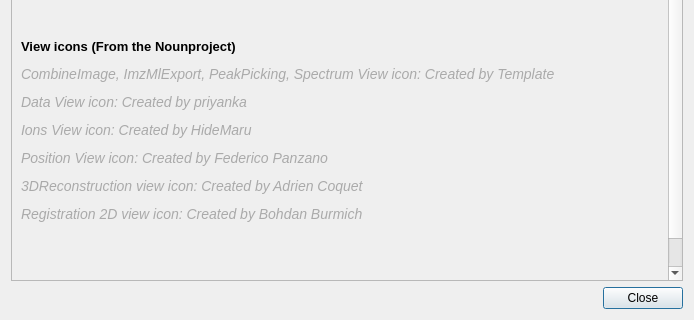
The window that Plugins/org.mitk.gui.qt.m2.application/src/QmitkM2aiaAboutDialog.ui (m2aia/m2aia) describes before a commit, drawn with Qt 5; both pictures show x 0 to 694 and y 274 to 594 of the 694 by 594 pixel window.
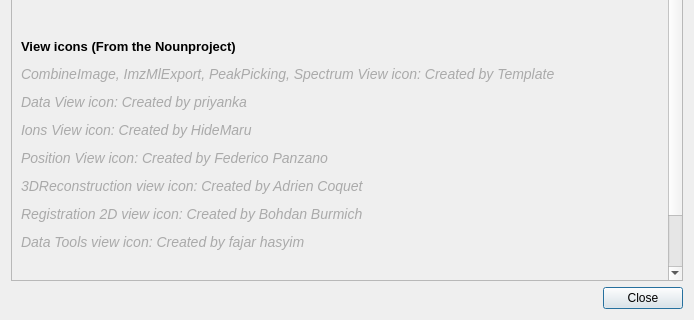
The same window after the commit. Icons and pictures are not drawn.

Commit message: update aplication view

```diff
--- a/Plugins/org.mitk.gui.qt.m2.application/src/QmitkM2aiaAboutDialog.ui
+++ b/Plugins/org.mitk.gui.qt.m2.application/src/QmitkM2aiaAboutDialog.ui
@@ -51,21 +51,14 @@
         <x>0</x>
         <y>0</y>
         <width>660</width>
-        <height>552</height>
+        <height>619</height>
        </rect>
       </property>
       <layout class="QGridLayout" name="gridLayout">
        <item row="1" column="0">
         <widget class="QLabel" name="m_AboutLabel">
          <property name="text">
-          <string>&lt;html&gt;&lt;head/&gt;&lt;body&gt;
-&lt;p&gt;Mass spectrometry applications and interactive analysis in MITK (M&lt;span style=&quot; vertical-align:super;&quot;&gt;2&lt;/span&gt;aia) [1,2] has been developed by Jonas Cordes, member of the Faculty of Computer Science, Mannheim University of Applied Sciences.&lt;/p&gt;
-&lt;p&gt;
-[1] &lt;a href=&quot;https://github.com/jtfcordes/m2aia&quot;&gt;&lt;span style=&quot; text-decoration: underline; color:#5555ff;&quot;&gt;https://github.com/jtfcordes/m2aia&lt;/span&gt;&lt;/a&gt;&lt;br/&gt;
-[2] Cordes J; Enzlein T; Marsching C; Hinze M; Engelhardt S; Hopf C; Wolf I (July, 2021): M²aia - Interactive, fast and memory efficient analysis of 2D and 3D multi-modal mass spectrometry imaging data &lt;a href=&quot;https://doi.org/10.1093/gigascience/giab049&quot;&gt;&lt;span  style=&quot; text-decoration: underline; color:#5555ff;&quot;&gt;https://doi.org/10.1093/gigascience/giab049&lt;/span&gt;&lt;/a&gt;
-&lt;/p&gt;
-
-&lt;p&gt;&lt;span style=&quot; font-size:10pt; font-weight:600;&quot;&gt;Third Party Libraries&lt;br/&gt;&lt;/span&gt;&lt;/p&gt;&lt;p&gt;&lt;span style=&quot; font-size:10pt;&quot;&gt;M&lt;/span&gt;&lt;span style=&quot; font-size:10pt; vertical-align:super;&quot;&gt;2&lt;/span&gt;&lt;span style=&quot; font-size:10pt;&quot;&gt;aia's tSNE feature includes software developed by Laurens van der Maaten (Delft University of Technology). &lt;/span&gt;&lt;span style=&quot; font-size:10pt; font-style:italic;&quot;&gt;This product includes software developed by the Delft University of Technology&lt;/span&gt;&lt;span style=&quot; font-size:10pt;&quot;&gt;.&lt;/span&gt;&lt;/p&gt;&lt;p&gt;&lt;span style=&quot; font-size:10pt;&quot;&gt;Copyright (c) 2014, Laurens van der Maaten (Delft University of Technology).&lt;br/&gt;All rights reserved.&lt;/span&gt;&lt;/p&gt;&lt;p&gt;&lt;br/&gt;&lt;/p&gt;&lt;p&gt;&lt;span style=&quot; font-size:10pt; font-weight:600;&quot;&gt;View icons (From the Nounproject)&lt;/span&gt;&lt;/p&gt;&lt;p&gt;&lt;span style=&quot; font-family:'Consolas,Courier New,monospace'; font-size:14px; font-style:italic; color:#aaaaaa;&quot;&gt;CombineImage, ImzMlExport, PeakPicking, Spectrum View icon: Created by Template&lt;/span&gt;&lt;/p&gt;&lt;p&gt;&lt;span style=&quot; font-family:'Consolas,Courier New,monospace'; font-size:14px; font-style:italic; color:#aaaaaa;&quot;&gt;Data View icon: Created by priyanka&lt;/span&gt;&lt;/p&gt;&lt;p&gt;&lt;span style=&quot; font-family:'Consolas,Courier New,monospace'; font-size:14px; font-style:italic; color:#aaaaaa;&quot;&gt;Ions View icon: Created by HideMaru&lt;/span&gt;&lt;/p&gt;&lt;p&gt;&lt;span style=&quot; font-family:'Consolas,Courier New,monospace'; font-size:14px; font-style:italic; color:#aaaaaa;&quot;&gt;Position View icon: Created by Federico Panzano&lt;/span&gt;&lt;/p&gt;&lt;p&gt;&lt;span style=&quot; font-family:'Consolas,Courier New,monospace'; font-size:14px; font-style:italic; color:#aaaaaa;&quot;&gt;3DReconstruction view icon: Created by Adrien Coquet&lt;/span&gt;&lt;/p&gt;&lt;p&gt;&lt;span style=&quot; font-family:'Consolas,Courier New,monospace'; font-size:14px; font-style:italic; color:#aaaaaa;&quot;&gt;Registration 2D view icon: Created by Bohdan Burmich&lt;/span&gt;&lt;/p&gt;&lt;p&gt;&lt;br/&gt;&lt;/p&gt;&lt;p&gt;&lt;br/&gt;&lt;/p&gt;&lt;/body&gt;&lt;/html&gt;</string>
+          <string>&lt;html&gt;&lt;head/&gt;&lt;body&gt;&lt;p&gt;Mass spectrometry applications and interactive analysis in MITK (M&lt;span style=&quot; vertical-align:super;&quot;&gt;2&lt;/span&gt;aia) [1,2] has been developed by Jonas Cordes, member of the Faculty of Computer Science, Mannheim University of Applied Sciences.&lt;/p&gt;&lt;p&gt;[1] &lt;a href=&quot;https://github.com/jtfcordes/m2aia&quot;&gt;&lt;span style=&quot; text-decoration: underline; color:#5555ff;&quot;&gt;https://github.com/jtfcordes/m2aia&lt;/span&gt;&lt;/a&gt;&lt;br/&gt;[2] Cordes J; Enzlein T; Marsching C; Hinze M; Engelhardt S; Hopf C; Wolf I (July, 2021): M²aia - Interactive, fast and memory efficient analysis of 2D and 3D multi-modal mass spectrometry imaging data &lt;a href=&quot;https://doi.org/10.1093/gigascience/giab049&quot;&gt;&lt;span style=&quot; text-decoration: underline; color:#5555ff;&quot;&gt;https://doi.org/10.1093/gigascience/giab049&lt;/span&gt;&lt;/a&gt;&lt;/p&gt;&lt;p&gt;&lt;span style=&quot; font-size:10pt; font-weight:600;&quot;&gt;Third Party Libraries&lt;br/&gt;&lt;/span&gt;&lt;/p&gt;&lt;p&gt;&lt;span style=&quot; font-size:10pt;&quot;&gt;M&lt;/span&gt;&lt;span style=&quot; font-size:10pt; vertical-align:super;&quot;&gt;2&lt;/span&gt;&lt;span style=&quot; font-size:10pt;&quot;&gt;aia's tSNE feature includes software developed by Laurens van der Maaten (Delft University of Technology). &lt;/span&gt;&lt;span style=&quot; font-size:10pt; font-style:italic;&quot;&gt;This product includes software developed by the Delft University of Technology&lt;/span&gt;&lt;span style=&quot; font-size:10pt;&quot;&gt;.&lt;/span&gt;&lt;/p&gt;&lt;p&gt;&lt;span style=&quot; font-size:10pt;&quot;&gt;Copyright (c) 2014, Laurens van der Maaten (Delft University of Technology).&lt;br/&gt;All rights reserved.&lt;/span&gt;&lt;/p&gt;&lt;p&gt;&lt;br/&gt;&lt;/p&gt;&lt;p&gt;&lt;span style=&quot; font-size:10pt; font-weight:600;&quot;&gt;View icons (From the Nounproject)&lt;/span&gt;&lt;/p&gt;&lt;p&gt;&lt;span style=&quot; font-family:'Consolas,Courier New,monospace'; font-size:14px; font-style:italic; color:#aaaaaa;&quot;&gt;CombineImage, ImzMlExport, PeakPicking, Spectrum View icon: Created by Template&lt;/span&gt;&lt;/p&gt;&lt;p&gt;&lt;span style=&quot; font-family:'Consolas,Courier New,monospace'; font-size:14px; font-style:italic; color:#aaaaaa;&quot;&gt;Data View icon: Created by priyanka&lt;/span&gt;&lt;/p&gt;&lt;p&gt;&lt;span style=&quot; font-family:'Consolas,Courier New,monospace'; font-size:14px; font-style:italic; color:#aaaaaa;&quot;&gt;Ions View icon: Created by HideMaru&lt;/span&gt;&lt;/p&gt;&lt;p&gt;&lt;span style=&quot; font-family:'Consolas,Courier New,monospace'; font-size:14px; font-style:italic; color:#aaaaaa;&quot;&gt;Position View icon: Created by Federico Panzano&lt;/span&gt;&lt;/p&gt;&lt;p&gt;&lt;span style=&quot; font-family:'Consolas,Courier New,monospace'; font-size:14px; font-style:italic; color:#aaaaaa;&quot;&gt;3DReconstruction view icon: Created by Adrien Coquet&lt;/span&gt;&lt;/p&gt;&lt;p&gt;&lt;span style=&quot; font-family:'Consolas,Courier New,monospace'; font-size:14px; font-style:italic; color:#aaaaaa;&quot;&gt;Registration 2D view icon: Created by Bohdan Burmich&lt;/span&gt;&lt;/p&gt;&lt;p&gt;&lt;span style=&quot; font-family:'Consolas,Courier New,monospace'; font-size:14px; font-style:italic; color:#aaaaaa;&quot;&gt;Data Tools view icon: Created by fajar hasyim&lt;/span&gt;&lt;/p&gt;&lt;p&gt;&lt;br/&gt;&lt;/p&gt;&lt;p&gt;&lt;br/&gt;&lt;/p&gt;&lt;/body&gt;&lt;/html&gt;</string>
          </property>
          <property name="wordWrap">
           <bool>true</bool>
```
The commit also changes 5 other files.
